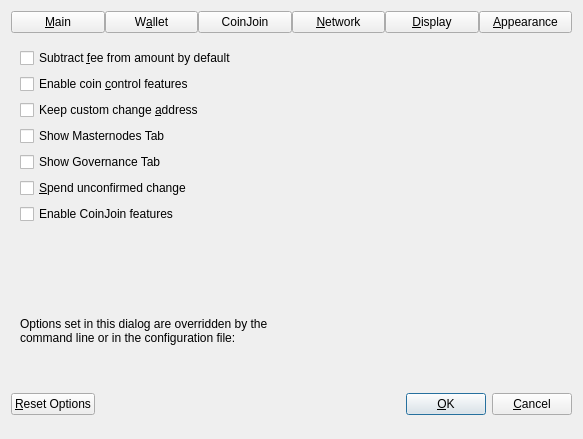
Qt form src/qt/forms/optionsdialog.ui (defcon-project/defcon) before a commit.
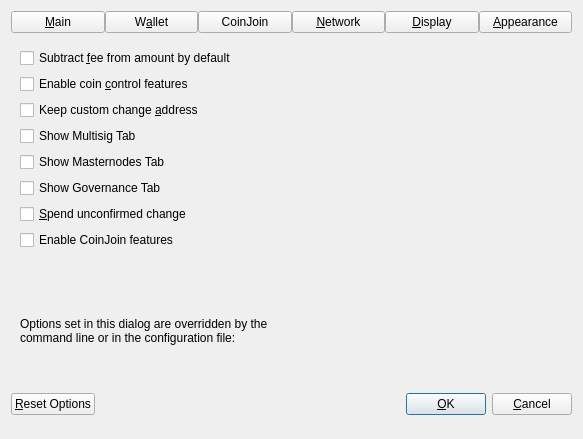
The same form after that commit. The open tabs and pages were chosen to show the change. Custom widgets are drawn as their Qt base class.

Commit message:
qt: add dedicated Multisig tab with PSBT spend flow (#42)
## What this adds

This adds a simple Multisig tab to the DeFCoN Qt wallet.

It lets users:

- Create a multisig profile using their own and cosigners' public keys.
- Create and copy a shared multisig address and track its incoming balance.
- Export or import the multisig setup so every cosigner uses the same profile.
- Create spending transactions as PSBT files.
- Share partially signed transactions with other cosigners.
- Finalize and broadcast a transaction once the required number of signatures has been collected.

The edit to the form file:
```diff
--- a/src/qt/forms/optionsdialog.ui
+++ b/src/qt/forms/optionsdialog.ui
@@ -357,6 +357,16 @@
            </property>
           </widget>
          </item>
+         <item>
+          <widget class="QCheckBox" name="showMultisigTab">
+           <property name="toolTip">
+            <string>Show additional tab for multisignature addresses and partially signed transactions.</string>
+           </property>
+           <property name="text">
+            <string>Show Multisig Tab</string>
+           </property>
+          </widget>
+         </item>
          <item>
           <widget class="QCheckBox" name="showMasternodesTab">
            <property name="toolTip">
```
The commit also changes 21 other files.
